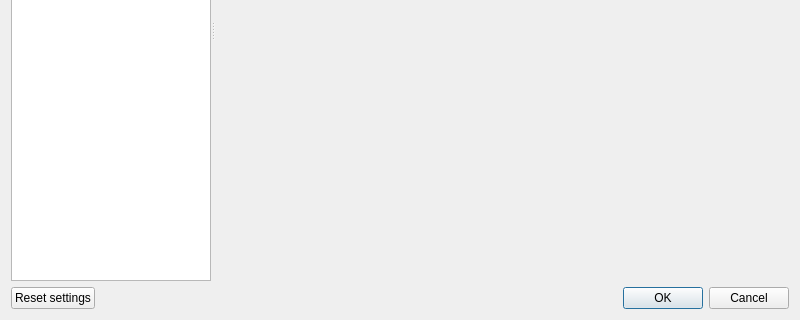
Old version of the form src/settingsdialog.ui in the repository Shatur/orson; both pictures show x 0 to 800 and y 232 to 552 of the 800 by 552 pixel window.
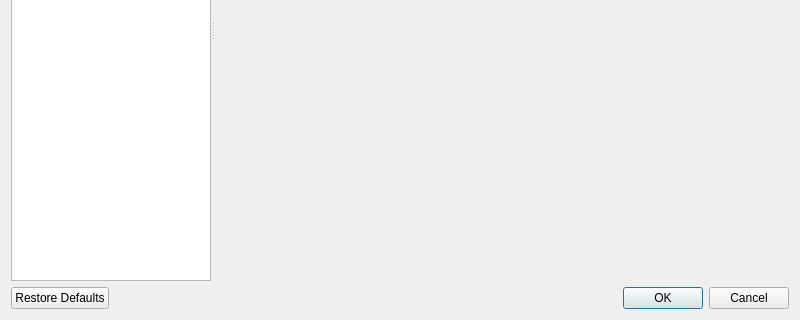
New version of the form. Icons and pictures are not drawn.

Commit message: Use default RestoreDefaults button from QDialogButtonBox

Patch:
```diff
--- a/src/settingsdialog.ui
+++ b/src/settingsdialog.ui
@@ -912,25 +912,14 @@
     </widget>
    </item>
    <item>
-    <layout class="QHBoxLayout" name="dialogLayout">
-     <item>
-      <widget class="QPushButton" name="resetSettingsButton">
-       <property name="text">
-        <string>Reset settings</string>
-       </property>
-      </widget>
-     </item>
-     <item>
       <widget class="QDialogButtonBox" name="dialogButtonBox">
        <property name="orientation">
         <enum>Qt::Horizontal</enum>
        </property>
        <property name="standardButtons">
-        <set>QDialogButtonBox::Cancel|QDialogButtonBox::Ok</set>
-       </property>
-      </widget>
-     </item>
-    </layout>
+      <set>QDialogButtonBox::Cancel|QDialogButtonBox::Ok|QDialogButtonBox::RestoreDefaults</set>
+     </property>
+    </widget>
    </item>
   </layout>
  </widget>
```
Lines whose indentation alone changed are shown as unchanged. The commit also changes 2 other files.
